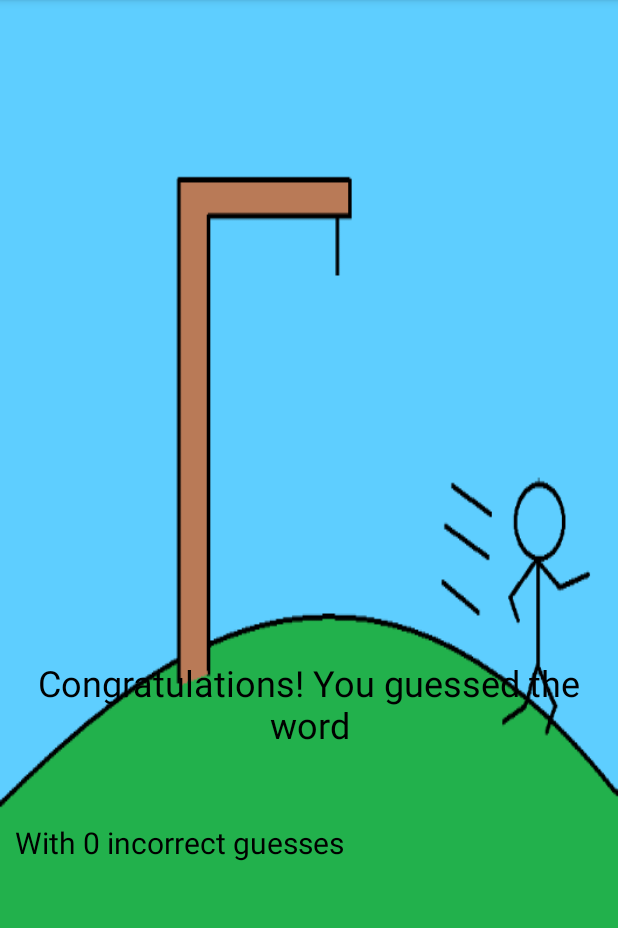
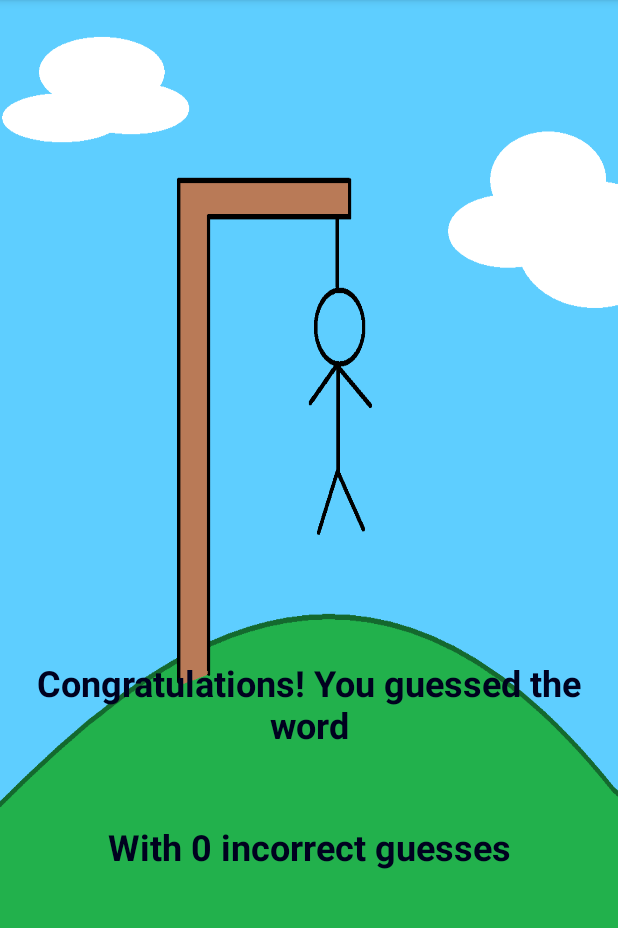
Before and after one commit to PeterRevsbech/Hangman, an Android app: the GameWonAkt screen opened directly, with no data from a screen before it, on a phone screen of 412 x 824 dp, the part 84-1012 px from its top. Run offline under Robolectric (Android 15) with nearby library versions, the phone set to English and light mode, and no system bars; network calls fail; 1 statement that could not run was skipped.

Commit message:
Opdateret billederne

```diff
--- a/app/src/main/java/dk/revsbech/galgeleg/view/MainAkt.java
+++ b/app/src/main/java/dk/revsbech/galgeleg/view/MainAkt.java
@@ -179,7 +179,10 @@ public class MainAkt extends AppCompatActivity implements View.OnClickListener,
     @Override
     protected void onDestroy() {
         if (!HMConfig.getInstance().isRefreshing()){
+            //If MainAkt is closed normally - stop the music
             stopMusicService();
+        } else{
+            //If MainAkt was refreshing due to lanugage change - dont stop the music
             HMConfig.getInstance().setRefreshing(false);
         }
         super.onDestroy();
--- a/app/src/main/res/layout/game_won_akt.xml
+++ b/app/src/main/res/layout/game_won_akt.xml
@@ -7,7 +7,7 @@
     android:layout_height="match_parent"
     android:id="@+id/linearLayout2"
     android:orientation="vertical"
-    android:background="@drawable/wrong7"
+    android:background="@drawable/wrong6"
     tools:context=".view.GameWonAkt">
 
     <FrameLayout
@@ -27,6 +27,7 @@
         android:textColor="@color/black"
         android:textAlignment="center"
         android:textSize="24sp"
+        android:textStyle="bold"
         />
 
     <TextView
@@ -38,7 +39,7 @@
         android:textColor="@color/black"
         android:fontFamily="@font/orangejuice"
         android:textSize="30sp"
-        android:layout_marginLeft="30dp"
+        android:layout_marginLeft="60dp"
         android:layout_marginRight="30dp"
         />
 
@@ -47,10 +48,12 @@
         android:layout_width="match_parent"
         android:layout_height="0dp"
         android:layout_weight="1"
-        android:textSize="20sp"
+        android:textSize="24sp"
+        android:textStyle="bold"
         android:textColor="@color/black"
         android:text="@string/InGuesses"
-        android:layout_marginLeft="10dp"
+        android:gravity="center_horizontal"
+        android:textAlignment="center"
         />
 
     <FrameLayout
--- a/app/src/main/res/values/colors.xml
+++ b/app/src/main/res/values/colors.xml
@@ -4,6 +4,6 @@
     <color name="colorPrimaryDark">#3700B3</color>
     <color name="colorAccent">#03DAC5</color>
     <color name="settingsBackground">#ffffe0</color>
-    <color name="black">#000000</color>
+    <color name="black">#00011F</color>
 
 </resources>
```
Also changed, not shown: app/src/main/AndroidManifest.xml (+5 -5 lines), app/src/main/res/drawable-xxxhdpi/wrong0.png (deleted), app/src/main/res/drawable-xxxhdpi/wrong1.png (deleted), app/src/main/res/drawable-xxxhdpi/wrong2.png (deleted), app/src/main/res/drawable-xxxhdpi/wrong3.png (deleted), app/src/main/res/drawable-xxxhdpi/wrong4.png (deleted), app/src/main/res/drawable-xxxhdpi/wrong5.png (deleted), app/src/main/res/drawable-xxxhdpi/wrong6.png (deleted), app/src/main/res/drawable-xxxhdpi/wrong7.png (deleted), app/src/main/res/drawable/wrong0.png (added), app/src/main/res/drawable/wrong1.png (added), app/src/main/res/drawable/wrong2.png (added), app/src/main/res/drawable/wrong3.png (added), app/src/main/res/drawable/wrong4.png (added), 2 more files.
